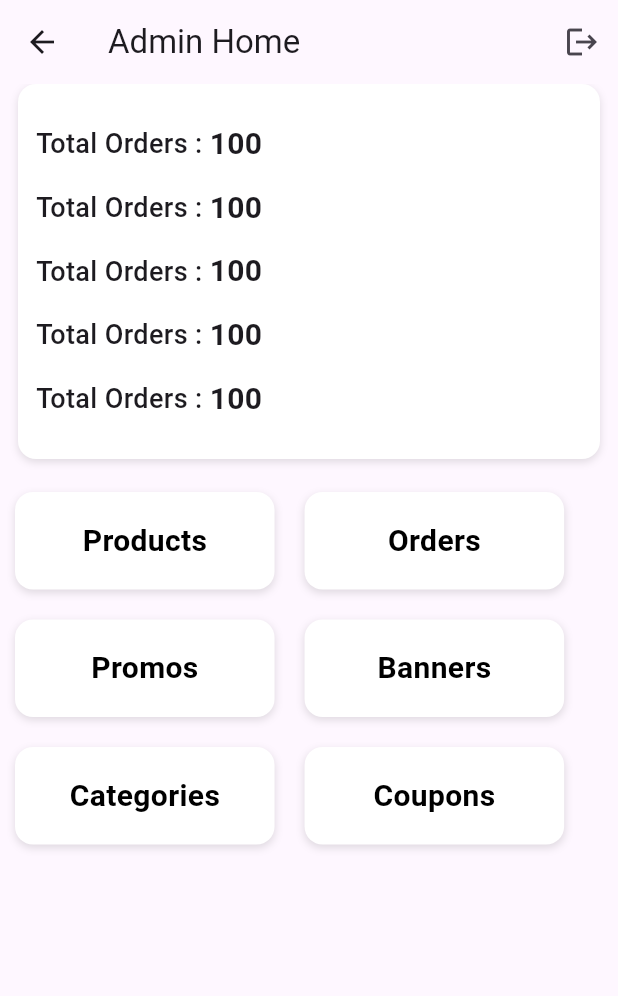
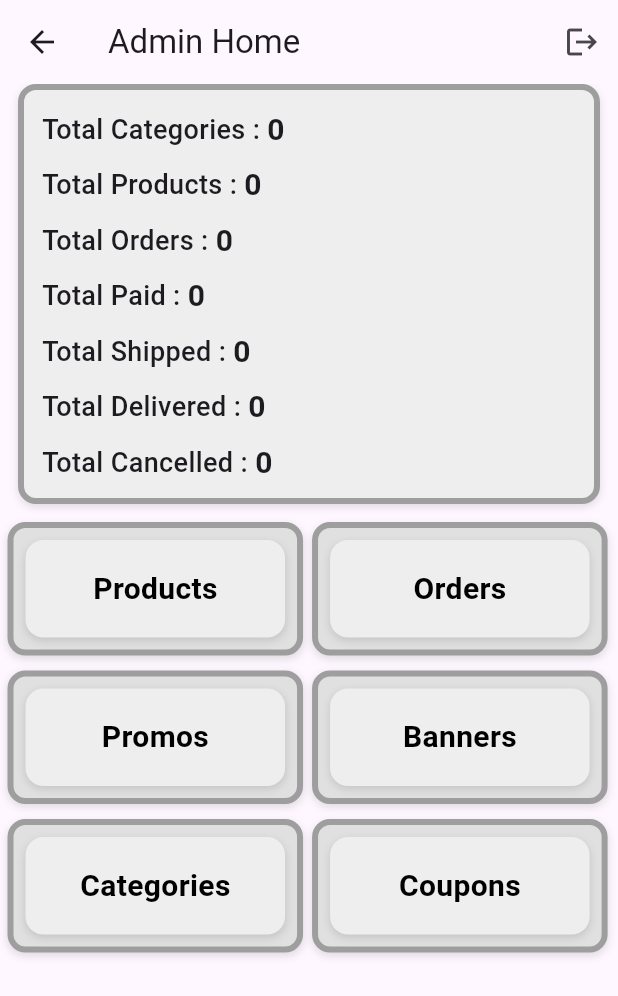
Before and after one commit to Sahil-Kumar7253/ecommerce_admin_app, a Flutter app: the AdminHome screen opened by its route, on a phone screen of 412 x 824 dp. Shown: the top 996 px of the screen. Run offline on Flutter 3.47's test engine with Material 3 defaults, Android fonts, the phone set to English and light mode, and no system bars; our stand-ins replace cloud_firestore, firebase_auth, firebase_core, image_picker; accounts and stored records are empty.

Commit message:
Updated the Home Section UI of the application

```diff
--- a/lib/Container/home_button.dart
+++ b/lib/Container/home_button.dart
@@ -17,9 +17,9 @@ class _HomeButtonState extends State<HomeButton> {
       child: Container(
         height: 65,
         width: MediaQuery.of(context).size.width * .42,
-        margin: const EdgeInsets.all(10),
+        margin: const EdgeInsets.all(8),
         decoration: BoxDecoration(
-          color: Colors.white,
+          color: Colors.grey.shade200,
           borderRadius: BorderRadius.circular(12),
           boxShadow: const [
             BoxShadow(
--- a/lib/Views/admin_home.dart
+++ b/lib/Views/admin_home.dart
@@ -1,7 +1,9 @@
 import 'package:ecommerce_admin_app/Container/dashboard_text.dart';
 import 'package:ecommerce_admin_app/Container/home_button.dart';
 import 'package:ecommerce_admin_app/controllers/auth_service.dart';
+import 'package:ecommerce_admin_app/providers/adminProvider.dart';
 import 'package:flutter/material.dart';
+import 'package:provider/provider.dart';
 
 class AdminHome extends StatefulWidget {
   const AdminHome({super.key});
@@ -19,8 +21,9 @@ class _AdminHomeState extends State<AdminHome> {
         actions: [
           IconButton(
             icon: const Icon(Icons.logout),
-            onPressed: () {
-              AuthService().signOut();
+            onPressed: () async {
+              Provider.of<Adminprovider>(context,listen: false).cancelProvider();
+              await AuthService().signOut();
               Navigator.pushNamedAndRemoveUntil(
                 context,
                 '/login',
@@ -34,11 +37,12 @@ class _AdminHomeState extends State<AdminHome> {
         child: Column(
           children: [
             Container(
-              height: 250,
+              height: 280,
               padding: const EdgeInsets.all(12),
               margin: const EdgeInsets.only(left: 12, right: 12, bottom: 12),
               decoration: BoxDecoration(
-                color: Colors.white,
+                color: Colors.grey.shade200,
+                border: Border.all(color: Colors.grey.shade500,width: 4),
                 borderRadius: BorderRadius.circular(12),
                 boxShadow: const [
                   BoxShadow(
@@ -48,66 +52,177 @@ class _AdminHomeState extends State<AdminHome> {
                   ),
                 ],
               ),
-              child: Column(
+              child: SingleChildScrollView(
+                child: Consumer<Adminprovider>(
+                  builder: (context,value,child) => Column(
+                    crossAxisAlignment: CrossAxisAlignment.start,
                     mainAxisAlignment: MainAxisAlignment.spaceEvenly,
                     children: [
-                  const DashboardText(
+                      DashboardText(
+                        keyText: "Total Categories",
+                        valueText: "${value.categories.length}",
+                      ),
+                      SizedBox(height: 8),
+                      DashboardText(
+                        keyText: "Total Products",
+                        valueText: "${value.products.length}",
+                      ),
+                      SizedBox(height: 8),
+                      DashboardText(
                         keyText: "Total Orders",
-                    valueText: "100",
+                        valueText: "${value.totalOrders}",
                       ),
-                  const DashboardText(
-                    keyText: "Total Orders",
-                    valueText: "100",
+                      SizedBox(height: 8),
+                      DashboardText(
+                        keyText: "Total Paid",
+                        valueText: "${value.orderPaid}",
                       ),
-                  const DashboardText(
-                    keyText: "Total Orders",
-                    valueText: "100",
+                      SizedBox(height: 8),
+                      DashboardText(
+                        keyText: "Total Shipped",
+                        valueText: "${value.orderOnWay}",
                       ),
-                  const DashboardText(
-                    keyText: "Total Orders",
-                    valueText: "100",
+                      SizedBox(height: 8),
+                      DashboardText(
+                        keyText: "Total Delivered",
+                        valueText: "${value.orderDelivered}",
                       ),
-                  const DashboardText(
-                    keyText: "Total Orders",
-                    valueText: "100",
+                      SizedBox(height: 8),
+                      DashboardText(
+                        keyText: "Total Cancelled",
+                        valueText: "${value.orderCancelled}",
                       ),
                     ],
                   ),
                 ),
+              ),
+            ),
             Row(
               children: [
-                HomeButton(
+                Container(
+                  margin: EdgeInsets.only(left: 5),
+                  decoration: BoxDecoration(
+                    color: Colors.grey.shade300,
+                    border: Border.all(color: Colors.grey.shade500,width: 4),
+                    borderRadius: BorderRadius.circular(12),
+                    boxShadow: const [
+                      BoxShadow(
+                        color: Colors.black12,
+                        blurRadius: 4,
+                        offset: Offset(0, 2),
+                      ),
+                    ],
+                  ),
+                  child: HomeButton(
                     onTap: () {
                       Navigator.pushNamed(context, "/products");
                     },
                     name: "Products",
                   ),
-                HomeButton(onTap: () {
+                ),
+                SizedBox(width: 6),
+                Container(
+                  decoration: BoxDecoration(
+                    color: Colors.grey.shade300,
+                    border: Border.all(color: Colors.grey.shade500,width: 4),
+                    borderRadius: BorderRadius.circular(12),
+                    boxShadow: const [
+                      BoxShadow(
+                        color: Colors.black12,
+                        blurRadius: 4,
+                        offset: Offset(0, 2),
+                      ),
+                    ],
+                  ),
+                  child: HomeButton(onTap: () {
                     Navigator.pushNamed(context, "/orders");
                   }, name: "Orders"),
+                ),
               ],
             ),
+            SizedBox(height: 10),
             Row(
               children: [
-                HomeButton(onTap: () {
+                Container(
+                  margin: EdgeInsets.only(left: 5),
+                  decoration: BoxDecoration(
+                    color: Colors.grey.shade300,
+                    border: Border.all(color: Colors.grey.shade500,width: 4),
+                    borderRadius: BorderRadius.circular(12),
+                    boxShadow: const [
+                      BoxShadow(
+                        color: Colors.black12,
+                        blurRadius: 4,
+                        offset: Offset(0, 2),
+                      ),
+                    ],
+                  ),
+                  child: HomeButton(onTap: () {
                     Navigator.pushNamed(context, "/promobanners",arguments: {"promo":true});
                   }, name: "Promos"),
-                HomeButton(onTap: () {
+                ),
+                SizedBox(width: 6),
+                Container(
+                  decoration: BoxDecoration(
+                    color: Colors.grey.shade300,
+                    border: Border.all(color: Colors.grey.shade500,width: 4),
+                    borderRadius: BorderRadius.circular(12),
+                    boxShadow: const [
+                      BoxShadow(
+                        color: Colors.black12,
+                        blurRadius: 4,
+                        offset: Offset(0, 2),
+                      ),
+                    ],
+                  ),
+                  child: HomeButton(onTap: () {
                     Navigator.pushNamed(context, "/promobanners",arguments: {"promo":false});
                   }, name: "Banners"),
+                ),
               ],
             ),
+            SizedBox(height: 10),
             Row(
               children: [
-                HomeButton(
+                Container(
+                  margin: EdgeInsets.only(left: 5),
+                  decoration: BoxDecoration(
+                    color: Colors.grey.shade300,
+                    border: Border.all(color: Colors.grey.shade500,width: 4),
+                    borderRadius: BorderRadius.circular(12),
+                    boxShadow: const [
+                      BoxShadow(
+                        color: Colors.black12,
+                        blurRadius: 4,
+                        offset: Offset(0, 2),
+                      ),
+                    ],
+                  ),
+                  child: HomeButton(
                     onTap: () {
                       Navigator.pushNamed(context, "/category");
                     },
                     name: "Categories",
                   ),
-                HomeButton(onTap: () {
+                ),
+                SizedBox(width: 6),
+                Container(
+                  decoration: BoxDecoration(
+                    color: Colors.grey.shade300,
+                    border: Border.all(color: Colors.grey.shade500,width: 4),
+                    borderRadius: BorderRadius.circular(12),
+                    boxShadow: const [
+                      BoxShadow(
+                        color: Colors.black12,
+                        blurRadius: 4,
+                        offset: Offset(0, 2),
+                      ),
+                    ],
+                  ),
+                  child: HomeButton(onTap: () {
                     Navigator.pushNamed(context, "/coupons");
                   }, name: "Coupons"),
+                ),
               ],
             ),
           ],
--- a/lib/Views/orders_page.dart
+++ b/lib/Views/orders_page.dart
@@ -1,4 +1,6 @@
+import 'package:ecommerce_admin_app/providers/adminProvider.dart';
 import 'package:flutter/material.dart';
+import 'package:provider/provider.dart';
 
 import '../controllers/db_service.dart';
 import '../models/order_model.dart';
@@ -49,11 +51,10 @@ class _OrdersPageState extends State<OrdersPage> {
         title: const Text("Orders"),
         centerTitle: true,
       ),
-      body: StreamBuilder(
-          stream: DbService().readOrders(),
-          builder: (context,snapshot){
-            if(snapshot.hasData){
-              List<OrderModel> orders = OrderModel.fromJsonList(snapshot.data!.docs);
+      body: Consumer<Adminprovider>(
+          builder: (context,snapshot,child){
+            List<OrderModel> orders = OrderModel.fromJsonList(snapshot.orders);
+
               if(orders.isEmpty){
                 return const Center(child: Text("No Orders Found"));
               }else{
@@ -81,9 +82,6 @@ class _OrdersPageState extends State<OrdersPage> {
                   },
                 );
               }
-            }else{
-              return const Center(child: CircularProgressIndicator());
-            }
           }
       ),
     );
--- a/lib/providers/adminProvider.dart
+++ b/lib/providers/adminProvider.dart
@@ -11,12 +11,22 @@ class Adminprovider extends ChangeNotifier {
   List<QueryDocumentSnapshot> products = [];
   StreamSubscription<QuerySnapshot>? _productsubscription;
 
+  List<QueryDocumentSnapshot> orders = [];
+  StreamSubscription<QuerySnapshot>? _ordersubscription;
+
   int totalCategories = 0;
   int totalProducts = 0;
+  int totalOrders = 0;
+  int orderCancelled = 0;
+  int orderDelivered = 0;
+  int orderOnWay = 0;
+  int orderPaid = 0;
+
 
   Adminprovider() {
     getCategories();
     getProducts();
+    readOrders();
   }
 
   void getCategories() {
@@ -43,4 +53,48 @@ class Adminprovider extends ChangeNotifier {
       notifyListeners();
     });
   }
+
+  //read all the orderes
+  void readOrders (){
+     _ordersubscription?.cancel();
+     _ordersubscription = DbService().readOrders().listen((snapshot) {
+       orders = snapshot.docs;
+       totalOrders = orders.length;
+       countOrderStatus();
+       notifyListeners();
+     });
+  }
+
+  //count various order status
+  void countOrderStatus(){
+    orderCancelled = 0;
+    orderDelivered = 0;
+    orderOnWay = 0;
+    orderPaid = 0;
+    for(var order in orders){
+      if(order["status"] == "CANCELLED"){
+        orderCancelled++;
+      }else if(order["status"] == "DELIVERED"){
+        orderDelivered++;
+      }else if(order["status"] == "ON_THE_WAY"){
+        orderOnWay++;
+      }else{
+        orderPaid++;
+      }
+    }
+    notifyListeners();
+  }
+
+  void cancelProvider(){
+    _categorysubscription?.cancel();
+    _ordersubscription?.cancel();
+    _productsubscription?.cancel();
+  }
+
+  @override
+  void dispose() {
+    cancelProvider();
+    super.dispose();
+  }
+
 }
```
Lines whose indentation alone changed are shown as unchanged.
